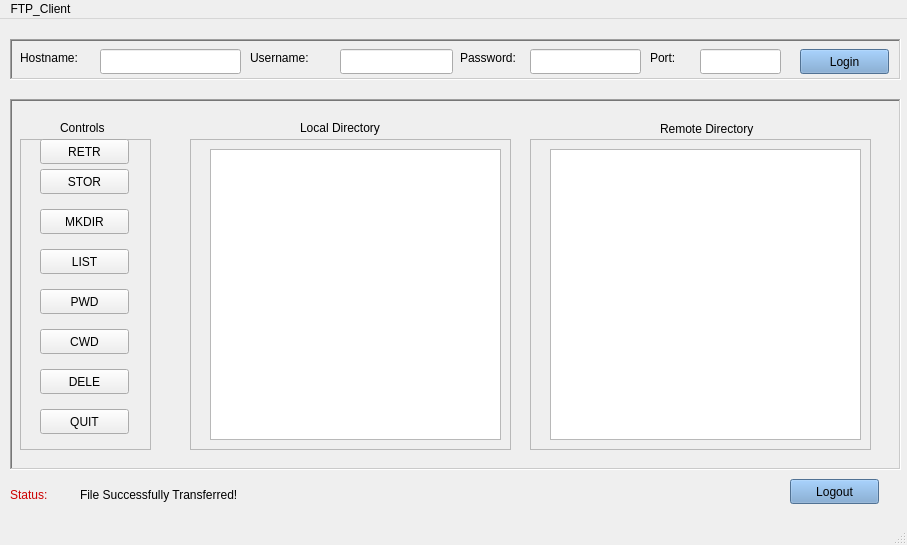
Sephoro/FTP-Application, file clientInterface.ui: the form before one commit.
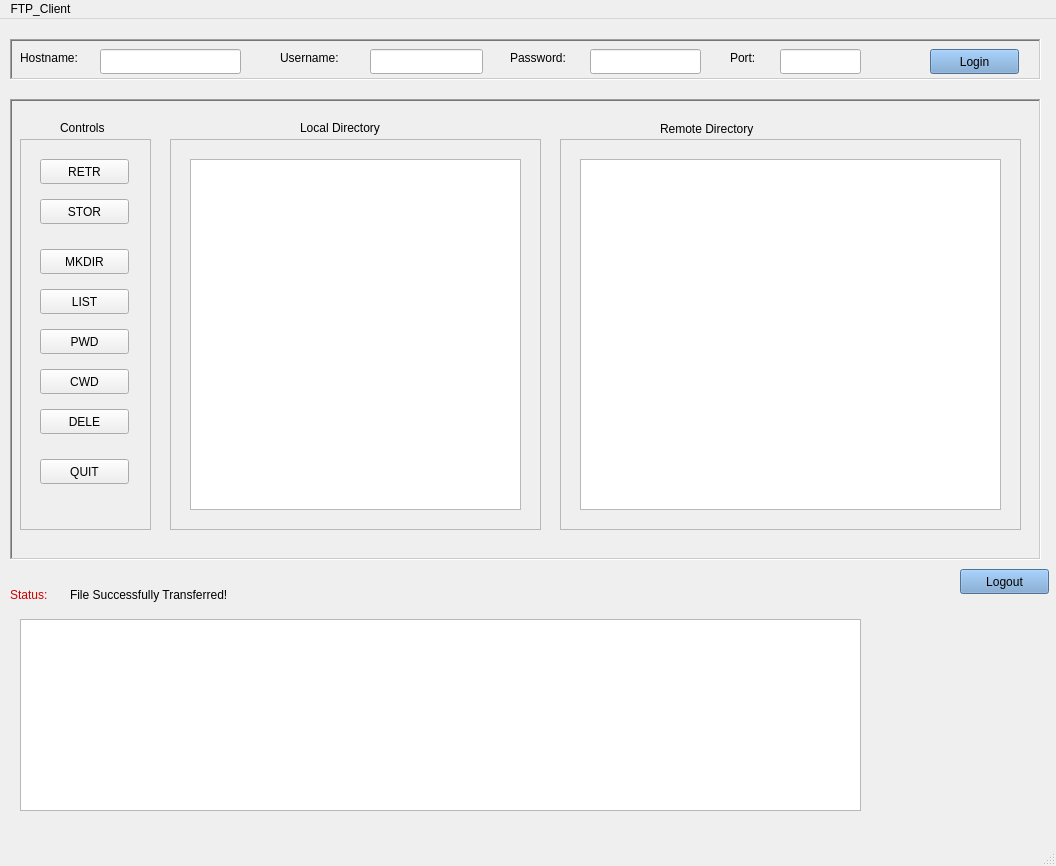
The form after the commit.

Commit message: Added status window

```diff
--- a/clientInterface.ui
+++ b/clientInterface.ui
@@ -6,8 +6,8 @@
    <rect>
     <x>0</x>
     <y>0</y>
-    <width>907</width>
-    <height>545</height>
+    <width>1056</width>
+    <height>866</height>
    </rect>
   </property>
   <property name="windowTitle">
@@ -19,7 +19,7 @@
      <rect>
       <x>10</x>
       <y>20</y>
-      <width>891</width>
+      <width>1031</width>
       <height>41</height>
      </rect>
     </property>
@@ -58,7 +58,7 @@
     <widget class="QLabel" name="label_2">
      <property name="geometry">
       <rect>
-       <x>240</x>
+       <x>270</x>
        <y>10</y>
        <width>81</width>
        <height>17</height>
@@ -71,7 +71,7 @@
     <widget class="QLineEdit" name="username">
      <property name="geometry">
       <rect>
-       <x>330</x>
+       <x>360</x>
        <y>10</y>
        <width>113</width>
        <height>25</height>
@@ -81,7 +81,7 @@
     <widget class="QLabel" name="label_3">
      <property name="geometry">
       <rect>
-       <x>450</x>
+       <x>500</x>
        <y>10</y>
        <width>71</width>
        <height>17</height>
@@ -94,7 +94,7 @@
     <widget class="QLineEdit" name="password">
      <property name="geometry">
       <rect>
-       <x>520</x>
+       <x>580</x>
        <y>10</y>
        <width>111</width>
        <height>25</height>
@@ -104,7 +104,7 @@
     <widget class="QLabel" name="label_4">
      <property name="geometry">
       <rect>
-       <x>640</x>
+       <x>720</x>
        <y>10</y>
        <width>41</width>
        <height>17</height>
@@ -117,7 +117,7 @@
     <widget class="QLineEdit" name="port">
      <property name="geometry">
       <rect>
-       <x>690</x>
+       <x>770</x>
        <y>10</y>
        <width>81</width>
        <height>25</height>
@@ -127,7 +127,7 @@
     <widget class="QPushButton" name="loginButton">
      <property name="geometry">
       <rect>
-       <x>790</x>
+       <x>920</x>
        <y>10</y>
        <width>89</width>
        <height>25</height>
@@ -149,8 +149,8 @@
    <widget class="QLabel" name="status">
     <property name="geometry">
      <rect>
-      <x>80</x>
-      <y>460</y>
+      <x>70</x>
+      <y>560</y>
       <width>671</width>
       <height>31</height>
      </rect>
@@ -166,7 +166,7 @@
     <property name="geometry">
      <rect>
       <x>10</x>
-      <y>460</y>
+      <y>560</y>
       <width>71</width>
       <height>31</height>
      </rect>
@@ -182,8 +182,8 @@
    <widget class="QPushButton" name="logoutButton">
     <property name="geometry">
      <rect>
-      <x>790</x>
-      <y>460</y>
+      <x>960</x>
+      <y>550</y>
       <width>89</width>
       <height>25</height>
      </rect>
@@ -200,8 +200,8 @@
      <rect>
       <x>10</x>
       <y>80</y>
-      <width>891</width>
-      <height>371</height>
+      <width>1031</width>
+      <height>461</height>
      </rect>
     </property>
     <property name="frameShape">
@@ -216,7 +216,7 @@
        <x>10</x>
        <y>40</y>
        <width>131</width>
-       <height>311</height>
+       <height>391</height>
       </rect>
      </property>
      <property name="frameShape">
@@ -229,7 +229,7 @@
       <property name="geometry">
        <rect>
         <x>20</x>
-        <y>0</y>
+        <y>20</y>
         <width>89</width>
         <height>25</height>
        </rect>
@@ -242,7 +242,7 @@
       <property name="geometry">
        <rect>
         <x>20</x>
-        <y>230</y>
+        <y>270</y>
         <width>89</width>
         <height>25</height>
        </rect>
@@ -255,7 +255,7 @@
       <property name="geometry">
        <rect>
         <x>20</x>
-        <y>30</y>
+        <y>60</y>
         <width>89</width>
         <height>25</height>
        </rect>
@@ -268,7 +268,7 @@
       <property name="geometry">
        <rect>
         <x>20</x>
-        <y>70</y>
+        <y>110</y>
         <width>89</width>
         <height>25</height>
        </rect>
@@ -281,7 +281,7 @@
       <property name="geometry">
        <rect>
         <x>20</x>
-        <y>110</y>
+        <y>150</y>
         <width>89</width>
         <height>25</height>
        </rect>
@@ -294,7 +294,7 @@
       <property name="geometry">
        <rect>
         <x>20</x>
-        <y>270</y>
+        <y>320</y>
         <width>89</width>
         <height>25</height>
        </rect>
@@ -307,7 +307,7 @@
       <property name="geometry">
        <rect>
         <x>20</x>
-        <y>150</y>
+        <y>190</y>
         <width>89</width>
         <height>25</height>
        </rect>
@@ -320,7 +320,7 @@
       <property name="geometry">
        <rect>
         <x>20</x>
-        <y>190</y>
+        <y>230</y>
         <width>89</width>
         <height>25</height>
        </rect>
@@ -346,10 +346,10 @@
     <widget class="QFrame" name="frame_4">
      <property name="geometry">
       <rect>
-       <x>520</x>
+       <x>550</x>
        <y>40</y>
-       <width>341</width>
-       <height>311</height>
+       <width>461</width>
+       <height>391</height>
       </rect>
      </property>
      <property name="frameShape">
@@ -362,9 +362,9 @@
       <property name="geometry">
        <rect>
         <x>20</x>
-        <y>10</y>
-        <width>311</width>
-        <height>291</height>
+        <y>20</y>
+        <width>421</width>
+        <height>351</height>
        </rect>
       </property>
      </widget>
@@ -388,10 +388,10 @@
     <widget class="QFrame" name="frame_3">
      <property name="geometry">
       <rect>
-       <x>180</x>
+       <x>160</x>
        <y>40</y>
-       <width>321</width>
-       <height>311</height>
+       <width>371</width>
+       <height>391</height>
       </rect>
      </property>
      <property name="frameShape">
@@ -404,9 +404,9 @@
       <property name="geometry">
        <rect>
         <x>20</x>
-        <y>10</y>
-        <width>291</width>
-        <height>291</height>
+        <y>20</y>
+        <width>331</width>
+        <height>351</height>
        </rect>
       </property>
      </widget>
@@ -425,13 +425,23 @@
      </property>
     </widget>
    </widget>
+   <widget class="QTableWidget" name="statusWindow">
+    <property name="geometry">
+     <rect>
+      <x>20</x>
+      <y>600</y>
+      <width>841</width>
+      <height>192</height>
+     </rect>
+    </property>
+   </widget>
   </widget>
   <widget class="QMenuBar" name="menubar">
    <property name="geometry">
     <rect>
      <x>0</x>
      <y>0</y>
-     <width>907</width>
+     <width>1056</width>
      <height>22</height>
     </rect>
    </property>
```
The commit also changes 3 other files.
